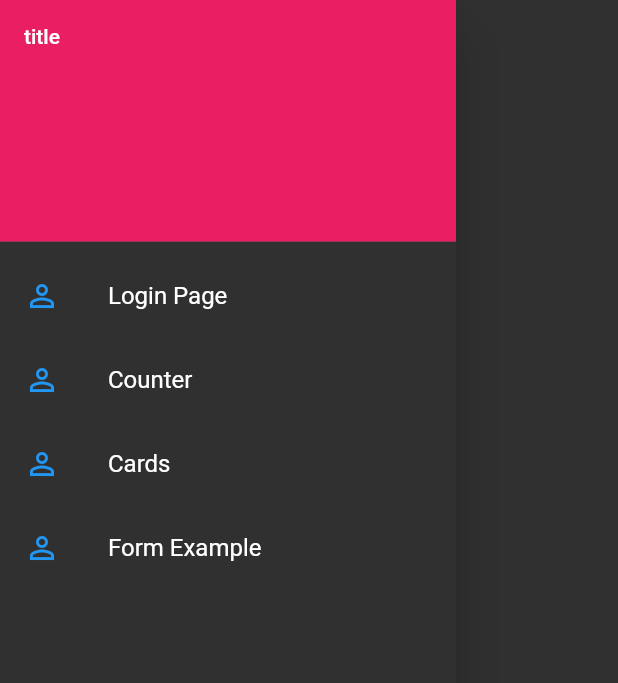
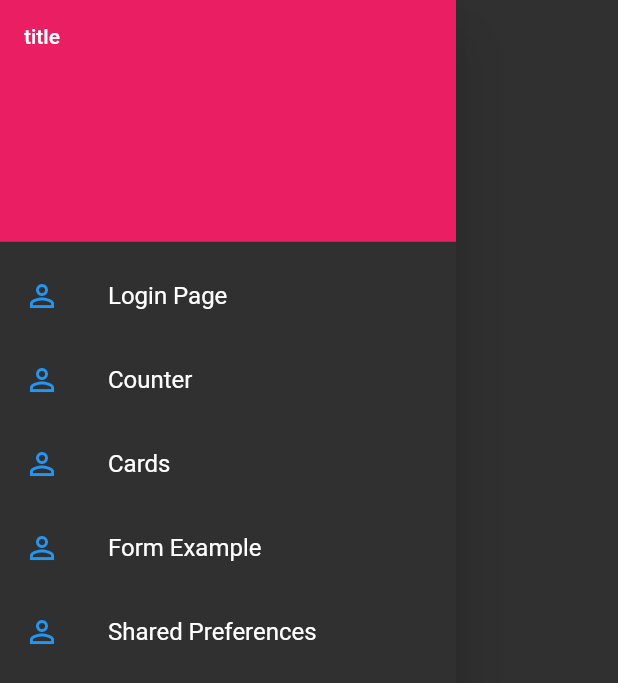
Before and after one commit to alederzz/FlutterBasics, a Flutter app: the NavigationDrawer widget shown alone on an empty page, opened directly, on a phone screen of 412 x 824 dp. Shown: the top 683 px of the screen. Run offline on Flutter 3.47's test engine with Material 2 defaults, Android fonts, the phone set to English and light mode, and no system bars; our stand-ins replace shared_preferences; accounts and stored records are empty.

Commit message:
added Shared Preferences page

```diff
--- a/lib/drawers/nav_drawer.dart
+++ b/lib/drawers/nav_drawer.dart
@@ -57,6 +57,16 @@ class NavigationDrawer extends StatelessWidget {
               color: Colors.blue[500]
             ),
           ),
+          ListTile(
+            title: const Text('Shared Preferences'),
+            onTap: () {
+              Navigator.pushReplacementNamed(context, '/shared_preferences');
+            },
+            leading: Icon(
+              Icons.person_outline,
+              color: Colors.blue[500]
+            ),
+          ),
         ],
       ),
     );
--- a/lib/main.dart
+++ b/lib/main.dart
@@ -2,6 +2,7 @@ import 'package:bloc_app/pages/cards.dart';
 import 'package:bloc_app/pages/counter.dart';
 import 'package:bloc_app/pages/form.dart';
 import 'package:bloc_app/pages/login.dart';
+import 'package:bloc_app/pages/shared_pref.dart';
 import 'package:flutter/material.dart';
 
 void main() => runApp(const MyApp());
@@ -20,6 +21,7 @@ class MyApp extends StatelessWidget {
         '/counter': (context) => const Counter(title: 'New Flutter Counter'),
         '/cards': (context) => const Cards(),
         '/form_example': (context) => const FormExample(),
+        '/shared_preferences': (context) => const SharedPref(),
       },
       theme: ThemeData.dark(),
     );
```
Also changed, not shown: lib/pages/shared_pref.dart (added, +22 -0 lines).
